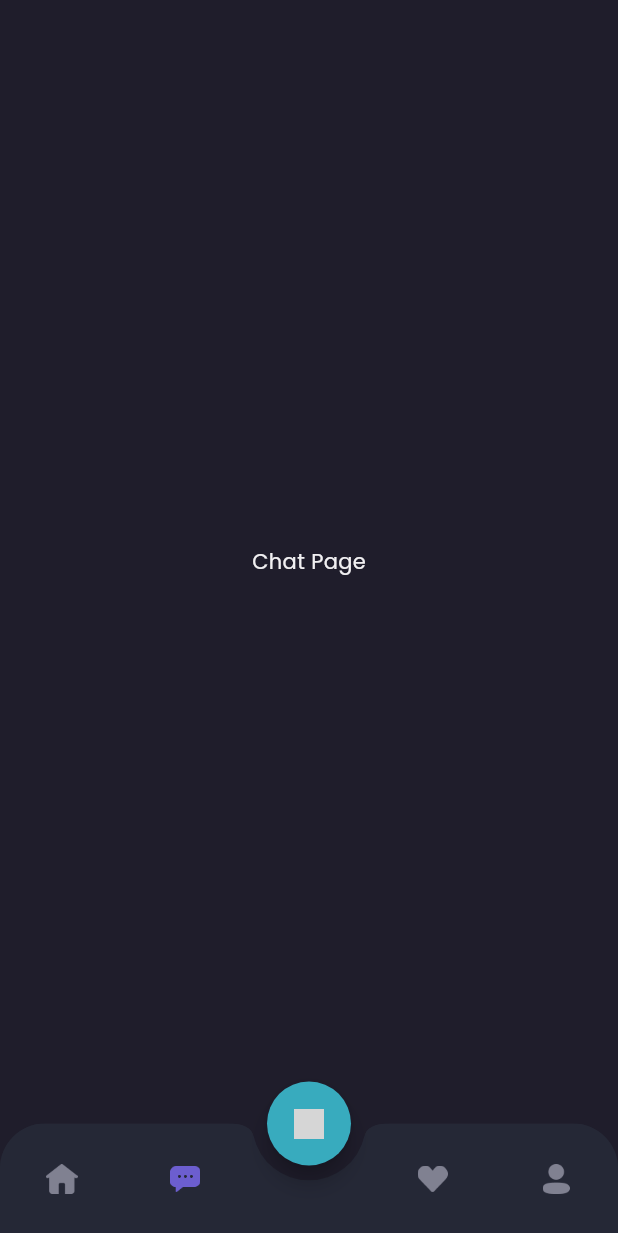
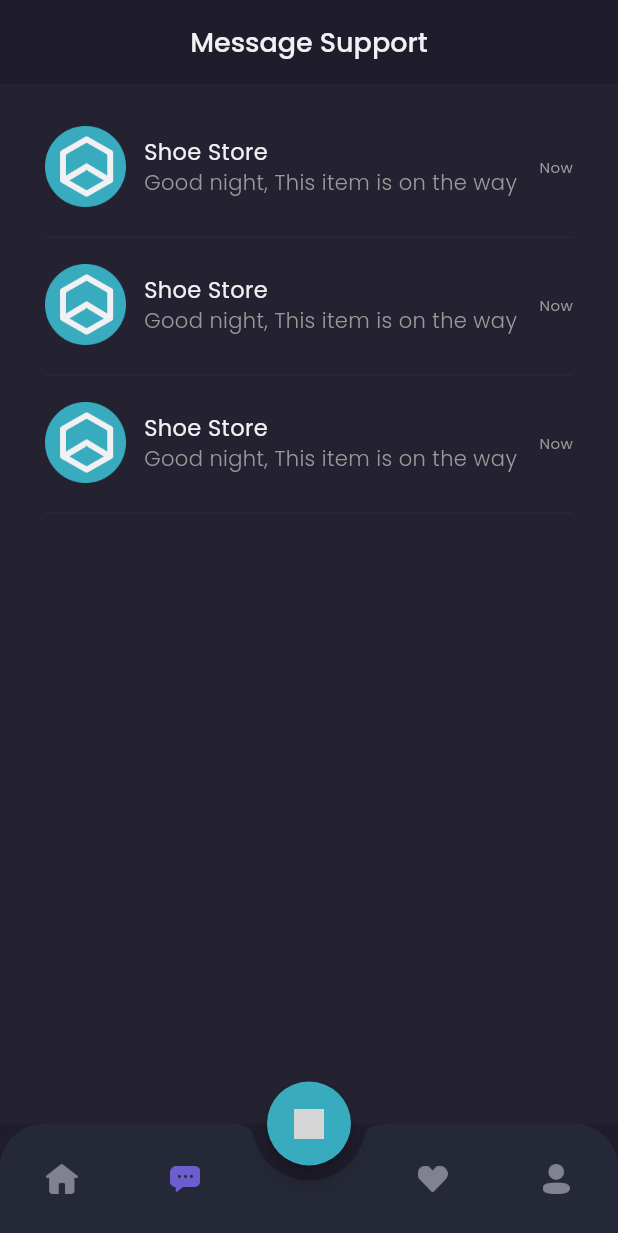
Before and after one commit to GuidoAugusta/shamo-frontend, a Flutter app: the MainPage screen opened by its route, item 2 of the bottom bar chosen, on a phone screen of 412 x 824 dp. Shown: the top 1233 px of the screen. Run offline on Flutter 3.47's test engine with Material 3 defaults, Android fonts, the phone set to English and light mode, and no system bars; our stand-ins replace google_fonts; grey boxes are pictures that could not be loaded.

Commit message:
membuat chat tile pada chat_page

```diff
--- a/lib/pages/home/chat_page.dart
+++ b/lib/pages/home/chat_page.dart
@@ -1,16 +1,115 @@
 import 'package:flutter/material.dart';
 import 'package:shamo/theme.dart';
+import 'package:shamo/widgets/chat_tile.dart';
 
 class ChatPage extends StatelessWidget {
   const ChatPage({super.key});
 
   @override
   Widget build(BuildContext context) {
-    return Center(
-      child: Text(
-        'Chat Page',
-        style: primaryTextStyle,
-      ),
+    Widget header() {
+      return AppBar(
+        backgroundColor: backgroundColor1,
+        centerTitle: true,
+        title: Text(
+          'Message Support',
+          style: primaryTextStyle.copyWith(
+            fontSize: 18,
+            fontWeight: medium,
+          ),
+        ),
+        elevation: 0,
+        automaticallyImplyLeading: false,
+      );
+    }
+
+    Widget emptyChat() {
+      return Expanded(
+        child: Container(
+          width: double.infinity,
+          color: backgroundColor3,
+          child: Column(
+            mainAxisAlignment: MainAxisAlignment.center,
+            children: [
+              Image.asset(
+                'assets/image_no_message.png',
+                width: 80,
+              ),
+              SizedBox(
+                height: 20,
+              ),
+              Text(
+                'Opss no message yet?',
+                style: primaryTextStyle.copyWith(
+                  fontSize: 16,
+                  fontWeight: medium,
+                ),
+              ),
+              SizedBox(
+                height: 12,
+              ),
+              Text(
+                'You have never done a transaction',
+                style: secondaryTextStyle,
+              ),
+              SizedBox(
+                height: 20,
+              ),
+              Container(
+                height: 44,
+                child: TextButton(
+                  onPressed: () {},
+                  style: TextButton.styleFrom(
+                    padding: EdgeInsets.symmetric(
+                      horizontal: 24,
+                      vertical: 10,
+                    ),
+                    backgroundColor: primaryColor,
+                    shape: RoundedRectangleBorder(
+                      borderRadius: BorderRadius.circular(12),
+                    ),
+                  ),
+                  child: Text(
+                    'Explore Store',
+                    style: primaryTextStyle.copyWith(
+                      fontSize: 16,
+                      fontWeight: medium,
+                    ),
+                  ),
+                ),
+              ),
+            ],
+          ),
+        ),
+      );
+    }
+
+    Widget content() {
+      return Expanded(
+        child: Container(
+          width: double.infinity,
+          color: backgroundColor3,
+          child: ListView(
+            padding: EdgeInsets.only(
+              top: 18,
+              left: defaultMargin,
+              right: defaultMargin,
+            ),
+            children: [
+              ChatTile(),
+              ChatTile(),
+              ChatTile(),
+            ],
+          ),
+        ),
+      );
+    }
+
+    return Column(
+      children: [
+        header(),
+        content(),
+      ],
     );
   }
 }
--- /dev/null
+++ b/lib/widgets/chat_tile.dart
@@ -0,0 +1,61 @@
+import 'package:flutter/material.dart';
+import 'package:shamo/theme.dart';
+
+class ChatTile extends StatelessWidget {
+  const ChatTile({super.key});
+
+  @override
+  Widget build(BuildContext context) {
+    return Container(
+      margin: EdgeInsets.only(
+        top: 10,
+      ),
+      child: Column(
+        children: [
+          Row(
+            children: [
+              Image.asset(
+                'assets/image_shop_logo.png',
+                width: 54,
+              ),
+              SizedBox(
+                width: 12,
+              ),
+              Expanded(
+                child: Column(
+                  crossAxisAlignment: CrossAxisAlignment.start,
+                  children: [
+                    Text(
+                      'Shoe Store',
+                      style: primaryTextStyle.copyWith(fontSize: 15),
+                    ),
+                    Text(
+                      'Good night, This item is on the way',
+                      style: secondaryTextStyle.copyWith(fontWeight: light),
+                      maxLines: 1,
+                      overflow: TextOverflow.ellipsis,
+                    ),
+                  ],
+                ),
+              ),
+              SizedBox(
+                width: 10,
+              ),
+              Text(
+                'Now',
+                style: secondaryTextStyle.copyWith(fontSize: 10),
+              )
+            ],
+          ),
+          SizedBox(
+            height: 12,
+          ),
+          Divider(
+            thickness: 1,
+            color: Color(0xff2B2939),
+          )
+        ],
+      ),
+    );
+  }
+}
```
